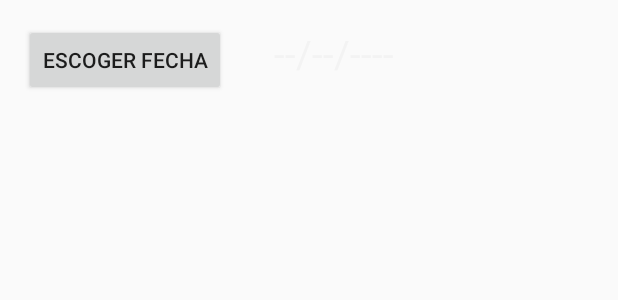
After one commit to EdwinLovo/OwnYourVet, an Android app: the layout fragment_date_picker.xml on its own in the app's theme, with its tools: preview values and no code run, on a phone screen of 412 x 824 dp. The commit adds this screen. Shown: the top 300 px of the screen. Run offline under Robolectric (Android 15) with nearby library versions, the phone set to English and light mode, and no system bars.

Commit message:
date picker

```diff
--- /dev/null
+++ b/app/src/main/res/layout/fragment_date_picker.xml
@@ -0,0 +1,25 @@
+<?xml version="1.0" encoding="utf-8"?>
+<LinearLayout xmlns:android="http://schemas.android.com/apk/res/android"
+    xmlns:tools="http://schemas.android.com/tools"
+    android:layout_width="match_parent"
+    android:layout_height="match_parent"
+    android:orientation="horizontal"
+    tools:context=".Fragments.DatePickerFragment">
+
+    <Button
+        android:id="@+id/dateButton"
+        android:layout_width="wrap_content"
+        android:layout_height="wrap_content"
+        android:layout_margin="16dp"
+        android:text="Escoger fecha"/>
+
+    <TextView
+        android:id="@+id/dateTextview"
+        android:layout_width="wrap_content"
+        android:layout_height="wrap_content"
+        android:layout_margin="16dp"
+        android:textSize="25sp"
+        android:textColor="@color/white2"
+        android:text="--/--/----"/>
+
+</LinearLayout>
--- a/app/src/main/res/menu/navigation_menu_clients.xml
+++ b/app/src/main/res/menu/navigation_menu_clients.xml
@@ -30,4 +30,9 @@
         </menu>
     </item>
 
+    <item
+        android:id="@+id/destination_date"
+        android:icon="@drawable/ic_info_outline_black_24dp"
+        android:title="Date Picker"/>
+
 </menu>
--- a/app/src/main/res/navigation/clients_navigation.xml
+++ b/app/src/main/res/navigation/clients_navigation.xml
@@ -44,4 +44,9 @@
         android:name="com.pdm.ownyourvet.Fragments.ClientFragments.ServicesFragment"
         android:label="Servicios"
         tools:layout="@layout/fragment_services" />
+    <fragment
+        android:id="@+id/destination_date"
+        android:name="com.pdm.ownyourvet.Fragments.DatePickerFragment"
+        android:label="Date Picker"
+        tools:layout="@layout/fragment_date_picker" />
 </navigation>
```
Also changed, not shown: app/src/main/java/com/pdm/ownyourvet/Fragments/DatePickerFragment.kt (added, +51 -0 lines).
